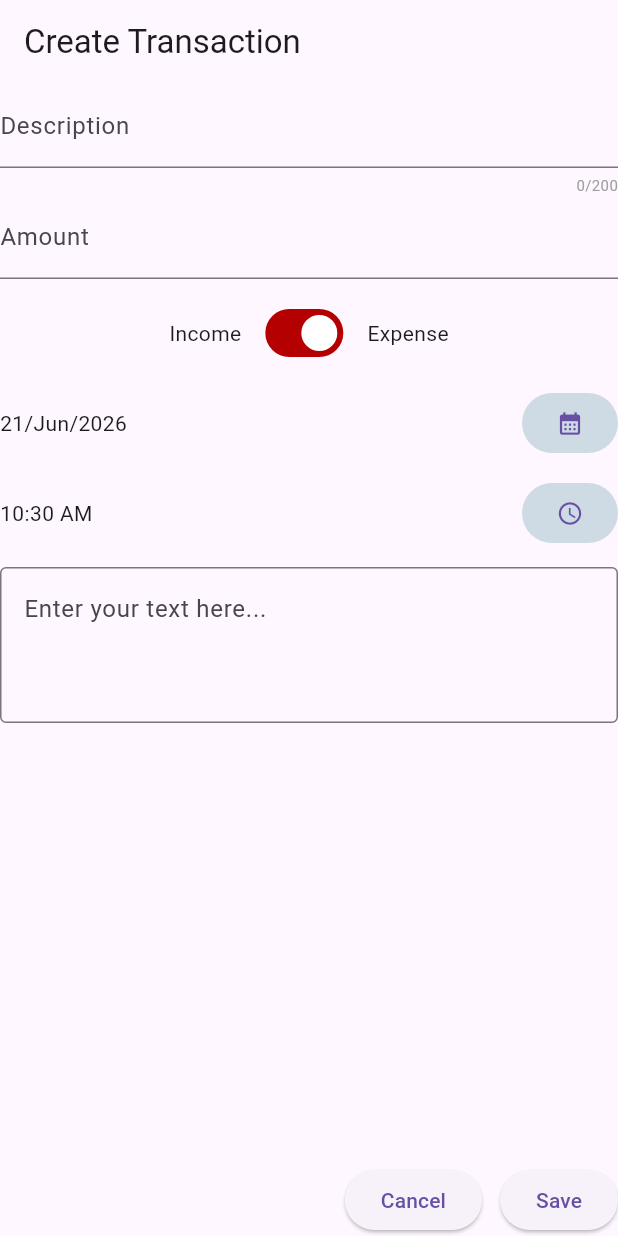
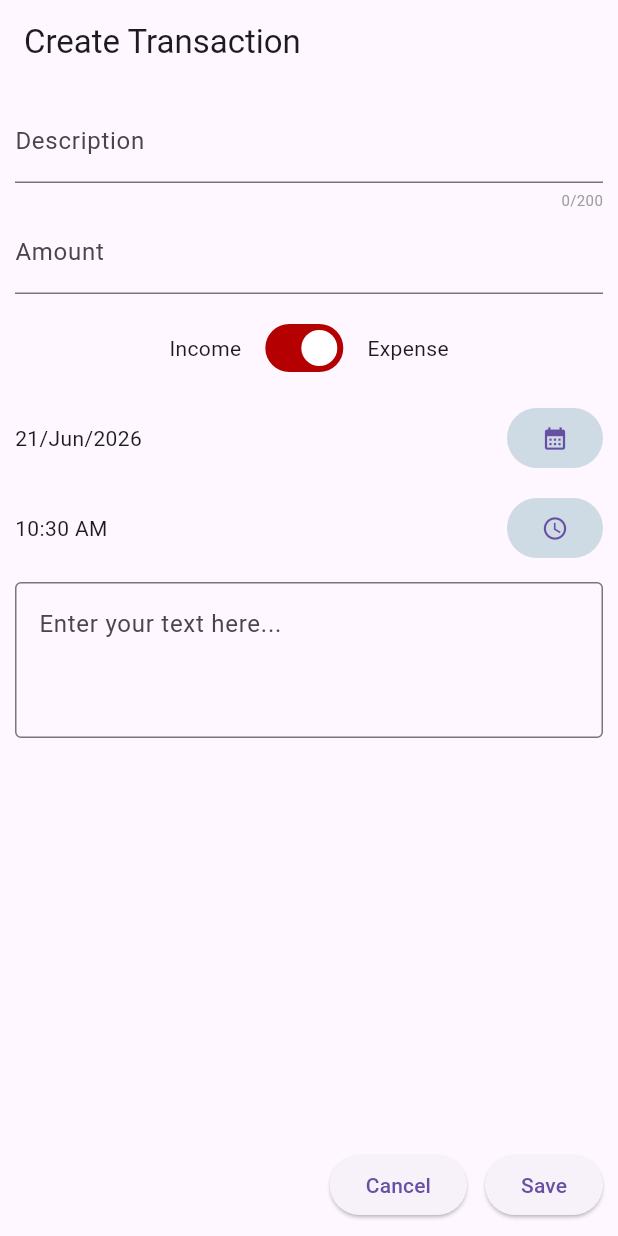
Before and after one commit to PriyanthaFdo/trackpense, a Flutter app: the PaymentFormView screen opened by its route, on a phone screen of 412 x 824 dp. Run offline on Flutter 3.47's test engine with Material 3 defaults, Android fonts, the phone set to English and light mode, and no system bars; our stand-ins replace drift, drift_flutter, flutter_bloc, go_router, loading_indicator; accounts and stored records are empty; generated files the repository leaves out were written again.

Commit message:
Minor view changes

```diff
--- a/lib/src/views/payment_form_view.dart
+++ b/lib/src/views/payment_form_view.dart
@@ -10,7 +10,7 @@ import 'package:trackpense/core/utils/decimal_text_input_formatter.dart';
 import 'package:trackpense/data/blocs/payment_bloc.dart';
 import 'package:trackpense/data/constants/kjp_colors.dart';
 import 'package:trackpense/data/models/payment_model.dart';
-import 'package:trackpense/src/widgets/my_widgets/my_text_form_field.dart';
+import 'package:trackpense/src/widgets/kjp_widgets/kjp_text_form_field.dart';
 
 class PaymentFormView extends StatefulWidget {
   const PaymentFormView({super.key, this.payment});
@@ -48,7 +48,9 @@ class _PaymentFormViewState extends State<PaymentFormView> {
 
     return Scaffold(
       appBar: AppBar(title: Text('${isCreate ? 'Create' : 'Edit'} Transaction')),
-      body: Column(
+      body: Padding(
+        padding: const EdgeInsets.all(10),
+        child: Column(
           children: [
             Form(
               key: formKey,
@@ -64,7 +66,7 @@ class _PaymentFormViewState extends State<PaymentFormView> {
                     mainAxisSize: MainAxisSize.min,
                     children: [
                       // Description
-                    MyTextFormField(
+                      KjpTextFormField(
                         controller: descriptionController,
                         showTextLengthCounter: true,
                         labelText: 'Description',
@@ -76,7 +78,7 @@ class _PaymentFormViewState extends State<PaymentFormView> {
                       ),
 
                       // Amount
-                    MyTextFormField(
+                      KjpTextFormField(
                         controller: amountController,
                         labelText: 'Amount',
                         keyboardType: TextInputType.number,
@@ -125,7 +127,7 @@ class _PaymentFormViewState extends State<PaymentFormView> {
                       const SizedBox(height: 12),
 
                       // Notes
-                    MyTextFormField(
+                      KjpTextFormField(
                         controller: notesController,
                         keyboardType: TextInputType.multiline,
                         minLines: 3,
@@ -142,7 +144,10 @@ class _PaymentFormViewState extends State<PaymentFormView> {
             Row(
               mainAxisAlignment: MainAxisAlignment.end,
               children: [
-              ElevatedButton(onPressed: () => Navigator.pop(context), child: const Text('Cancel')),
+                ElevatedButton(
+                  onPressed: () => Navigator.pop(context),
+                  child: const Text('Cancel'),
+                ),
                 const SizedBox(width: 12),
                 ElevatedButton(
                   onPressed: () {
@@ -176,6 +181,7 @@ class _PaymentFormViewState extends State<PaymentFormView> {
               ],
             ),
           ],
+        ),
       ),
     );
   }
--- a/lib/src/widgets/my_widgets/my_text_form_field.dart
+++ b/lib/src/widgets/kjp_widgets/kjp_text_form_field.dart
@@ -1,8 +1,8 @@
 import 'package:flutter/material.dart';
 import 'package:flutter/services.dart';
 
-class MyTextFormField extends StatefulWidget {
-  const MyTextFormField({
+class KjpTextFormField extends StatefulWidget {
+  const KjpTextFormField({
     super.key,
     required this.controller,
     this.showTextLengthCounter = false,
@@ -30,10 +30,10 @@ class MyTextFormField extends StatefulWidget {
   final String? hintText;
 
   @override
-  State<MyTextFormField> createState() => _MyTextFormFieldState();
+  State<KjpTextFormField> createState() => _KjpTextFormFieldState();
 }
 
-class _MyTextFormFieldState extends State<MyTextFormField> {
+class _KjpTextFormFieldState extends State<KjpTextFormField> {
   @override
   Widget build(BuildContext context) {
     final textLength = widget.controller.text.length;
```
Lines whose indentation alone changed are shown as unchanged.
